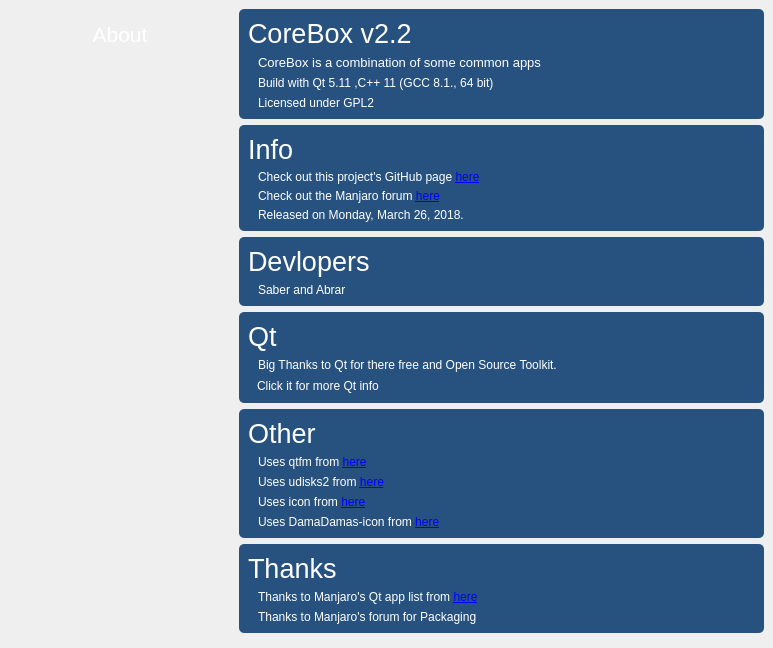
First picture: the form in app/about/about.ui, repository rahmanshaber/corebox, before the edit.
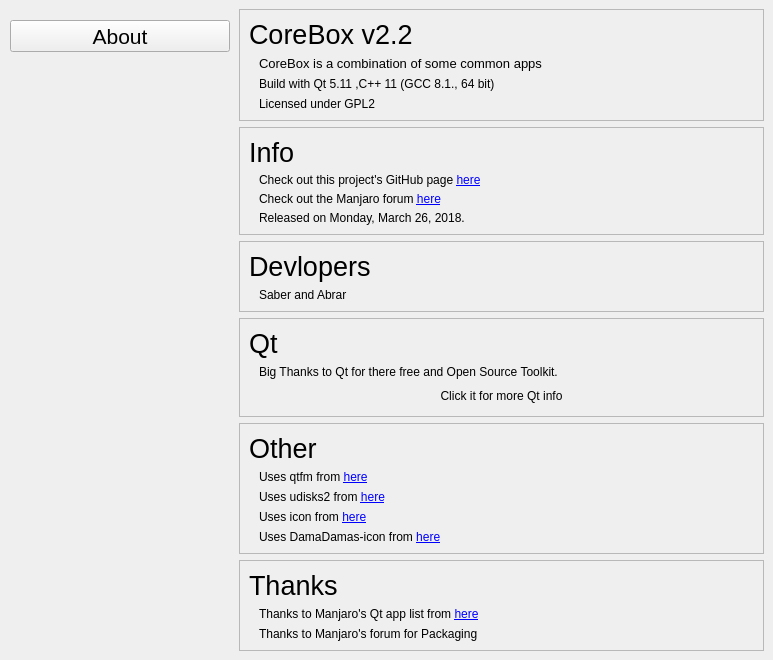
Second picture: the form after the edit. Icons and pictures are not drawn.

Diff of the .ui file:
```diff
--- a/app/about/about.ui
+++ b/app/about/about.ui
@@ -18,34 +18,7 @@
     <normaloff>:/icons/About.svg</normaloff>:/icons/About.svg</iconset>
   </property>
   <property name="styleSheet">
-   <string notr="true">/*About*/
-
-#appTitle{
-    border: 1px #232323;
-    background-color: transparent;
-    color: #ffffff;}
-
-QWidget [accessibleName=&quot;content&quot;]{
-    background-color: #767676;
-    color: #ffffff;
-    border: 1px #0C2C45;}
-
-QWidget [accessibleName=&quot;shortcut&quot;]{
-    background-color: #0C2C45;
-    color: #ffffff;
-    border: 1px #0C2C45;}
-
-QFrame{
-    background-color: #27527F;
-    color: #ffffff;
-    border-radius: 5px;}
-
-QPushButton{
-    background-color: transparent;
-    color: #ffffff;
-    Text-align:left;
-    padding: 0px 0px 0px 8px;}
-</string>
+   <string notr="true"/>
   </property>
   <layout class="QHBoxLayout" name="horizontalLayout">
    <property name="spacing">
```
